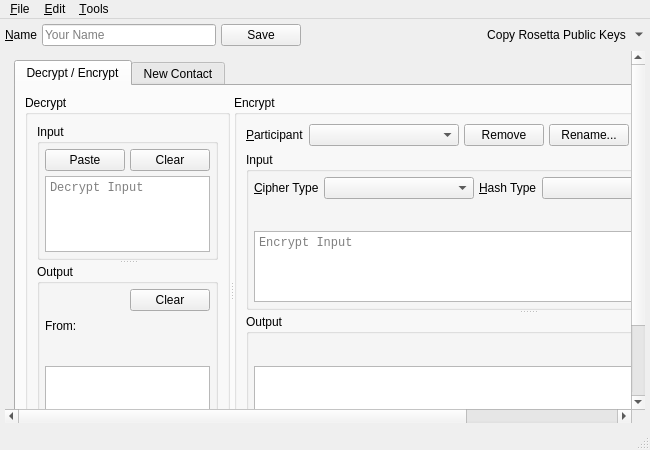
textbrowser/spot-on, file branches/trunk/UI/spot-on-rosetta.ui: the form before one commit.
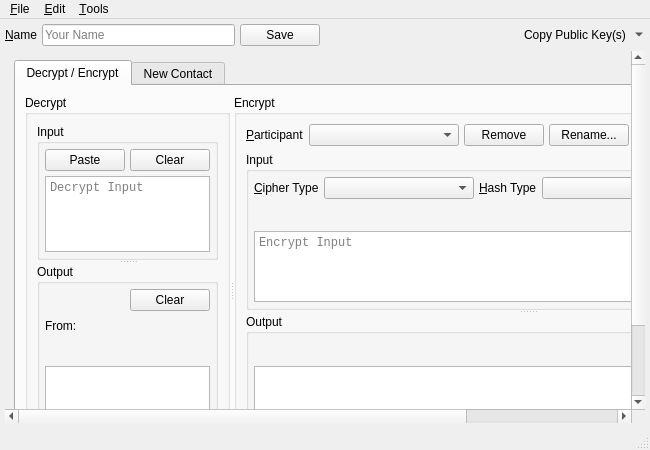
The form after the commit. Icons and pictures are not drawn.

Patch:
```diff
--- a/branches/trunk/UI/spot-on-rosetta.ui
+++ b/branches/trunk/UI/spot-on-rosetta.ui
@@ -79,11 +79,14 @@
          <string>Copy your public key pairs to the clipboard buffer.</string>
         </property>
         <property name="text">
-         <string>Copy Rosetta Public Keys</string>
+         <string>Copy Public Key(s)</string>
         </property>
         <property name="popupMode">
          <enum>QToolButton::MenuButtonPopup</enum>
         </property>
+        <property name="toolButtonStyle">
+         <enum>Qt::ToolButtonTextBesideIcon</enum>
+        </property>
         <property name="autoRaise">
          <bool>true</bool>
         </property>
```
